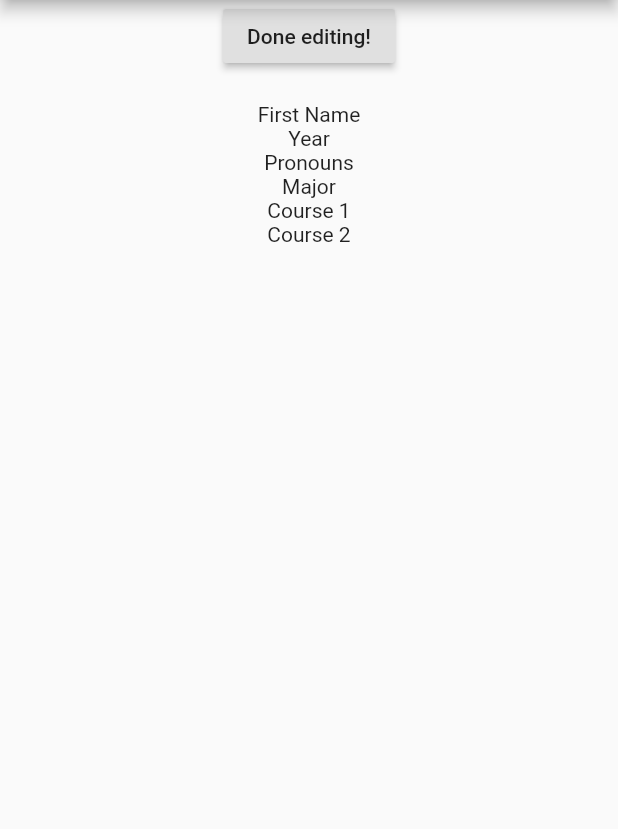
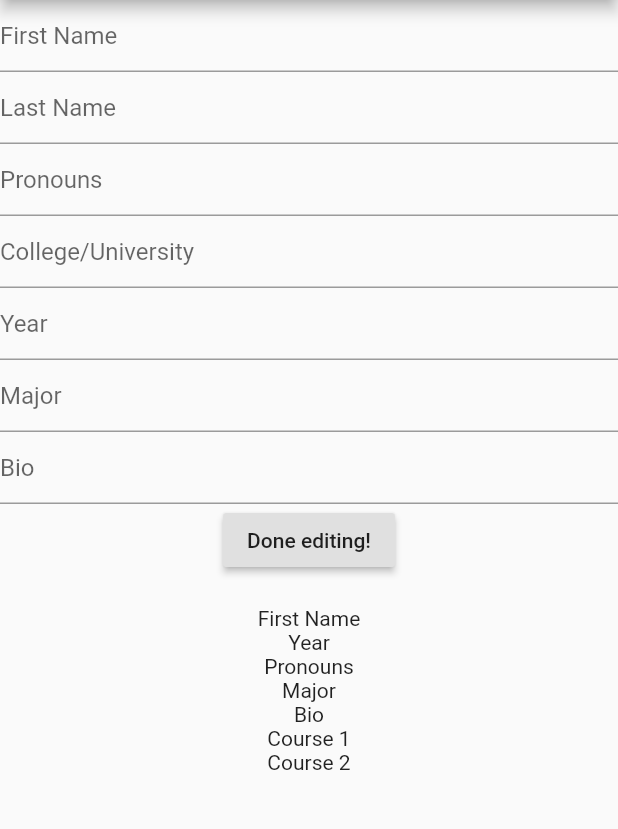
Before and after one commit to shreyanid/pennapps-study-match, a Flutter app: the ProfileEditor screen opened directly, on a phone screen of 412 x 824 dp, the part 84-913 px from its top. Run offline on Flutter 3.47's test engine with Material 2 defaults, Android fonts, the phone set to English and light mode, and no system bars.

Commit message:
trying to get an initial form set up in profile_editor.dart

```diff
--- a/lib/profile_editor.dart
+++ b/lib/profile_editor.dart
@@ -10,8 +10,8 @@ class ProfileEditor extends StatefulWidget {
 // copy the profile code but turn the text into text inputs
 class _ProfileEditorState extends State<ProfileEditor> {
   final _formKey = GlobalKey<FormState>();
-
-  @override
+ TextEditingController _textInputController = TextEditingController();
+@override
   Widget build(BuildContext context) {
     return Scaffold(
       appBar: AppBar(
@@ -19,20 +19,90 @@ class _ProfileEditorState extends State<ProfileEditor> {
         centerTitle: true,
       ),
       body: Column(children: [
+        TextFormField(
+            validator: (value) {
+              if (value.isEmpty) {
+                return 'Please enter some text';
+              }
+              return null;
+            },
+            controller: _textInputController,
+              // autocorrect: true,
+            decoration: InputDecoration(hintText: 'First Name'),
+          ),
+        TextFormField(
+            validator: (value) {
+              if (value.isEmpty) {
+                return 'Please enter some text';
+              }
+              return null;
+            },
+            controller: _textInputController,
+              // autocorrect: true,
+            decoration: InputDecoration(hintText: 'Last Name'),
+          ),
+        TextFormField(
+            validator: (value) {
+              if (value.isEmpty) {
+                return 'Please enter some text';
+              }
+              return null;
+            },
+            controller: _textInputController,
+              // autocorrect: true,
+            decoration: InputDecoration(hintText: 'Pronouns'),
+          ),
+        TextFormField(
+            validator: (value) {
+              if (value.isEmpty) {
+                return 'Please enter some text';
+              }
+              return null;
+            },
+            controller: _textInputController,
+              // autocorrect: true,
+            decoration: InputDecoration(hintText: 'College/University'),
+          ),
+        TextFormField(
+            validator: (value) {
+              if (value.isEmpty) {
+                return 'Please enter some text';
+              }
+              return null;
+            },
+            controller: _textInputController,
+              // autocorrect: true,
+            decoration: InputDecoration(hintText: 'Year'),
+          ),
+        TextFormField(
+            validator: (value) {
+              if (value.isEmpty) {
+                return 'Please enter some text';
+              }
+              return null;
+            },
+            controller: _textInputController,
+              // autocorrect: true,
+            decoration: InputDecoration(hintText: 'Major'),
+          ),
+        TextFormField(
+            validator: (value) {
+              if (value.isEmpty) {
+                return 'Please enter some text';
+              }
+              return null;
+            },
+            controller: _textInputController,
+              // autocorrect: true,
+            decoration: InputDecoration(hintText: 'Bio'),
+          ),
+
         RaisedButton(
           onPressed: () {
             Navigator.pop(context);
           },
           child: Text('Done editing!'),
         ),
-        // Icon(Icons.done),
-        // IconButton(
-        //   icon: Icon(Icons.done),
-        //   tooltip: 'Done editing your profile',
-        //   onPressed: () {
-        //     Navigator.pop(context);
-        //   },
-        // ),
         Container(
           // margin: EdgeInsets.all(20.0),
           // padding: EdgeInsets.all(20.0),
@@ -44,6 +114,7 @@ class _ProfileEditorState extends State<ProfileEditor> {
                 Text('Year'),
                 Text('Pronouns'),
                 Text('Major'),
+                Text('Bio'),
                 Column(
                   children: [Text('Course 1'), Text('Course 2')],
                 )
@@ -55,6 +126,52 @@ class _ProfileEditorState extends State<ProfileEditor> {
     );
   }
 }
+
+//   @override
+//   Widget build(BuildContext context) {
+//     return Scaffold(
+//       appBar: AppBar(
+//         title: Text('MA+CH'),
+//         centerTitle: true,
+//       ),
+//       body: Column(children: [
+//         RaisedButton(
+//           onPressed: () {
+//             Navigator.pop(context);
+//           },
+//           child: Text('Done editing!'),
+//         ),
+//         // Icon(Icons.done),
+//         // IconButton(
+//         //   icon: Icon(Icons.done),
+//         //   tooltip: 'Done editing your profile',
+//         //   onPressed: () {
+//         //     Navigator.pop(context);
+//         //   },
+//         // ),
+//         Container(
+//           // margin: EdgeInsets.all(20.0),
+//           // padding: EdgeInsets.all(20.0),
+//           child: Center(
+//             child: Padding(
+//               padding: EdgeInsets.all(20.0),
+//               child: Column(children: [
+//                 Text('First Name'),
+//                 Text('Year'),
+//                 Text('Pronouns'),
+//                 Text('Major'),
+//                 Text('Bio'),
+//                 Column(
+//                   children: [Text('Course 1'), Text('Course 2')],
+//                 )
+//               ]),
+//             ),
+//           ),
+//         ),
+//       ]),
+//     );
+//   }
+// }
 
 //     return Column(children: [
 //       RaisedButton(
```
